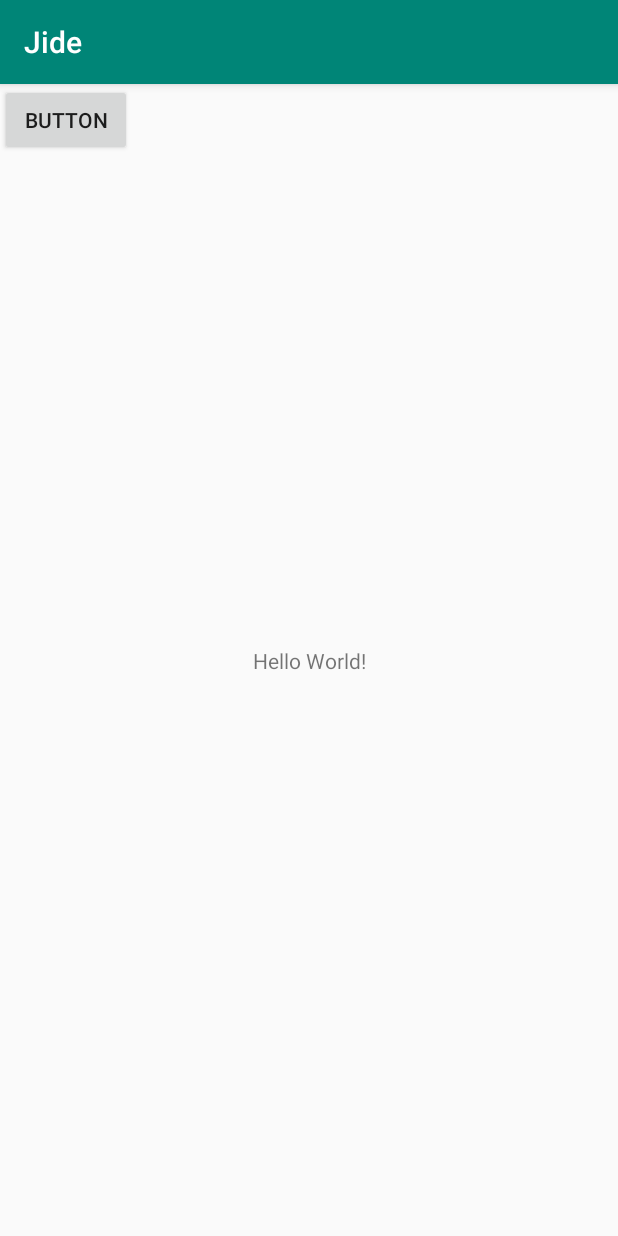
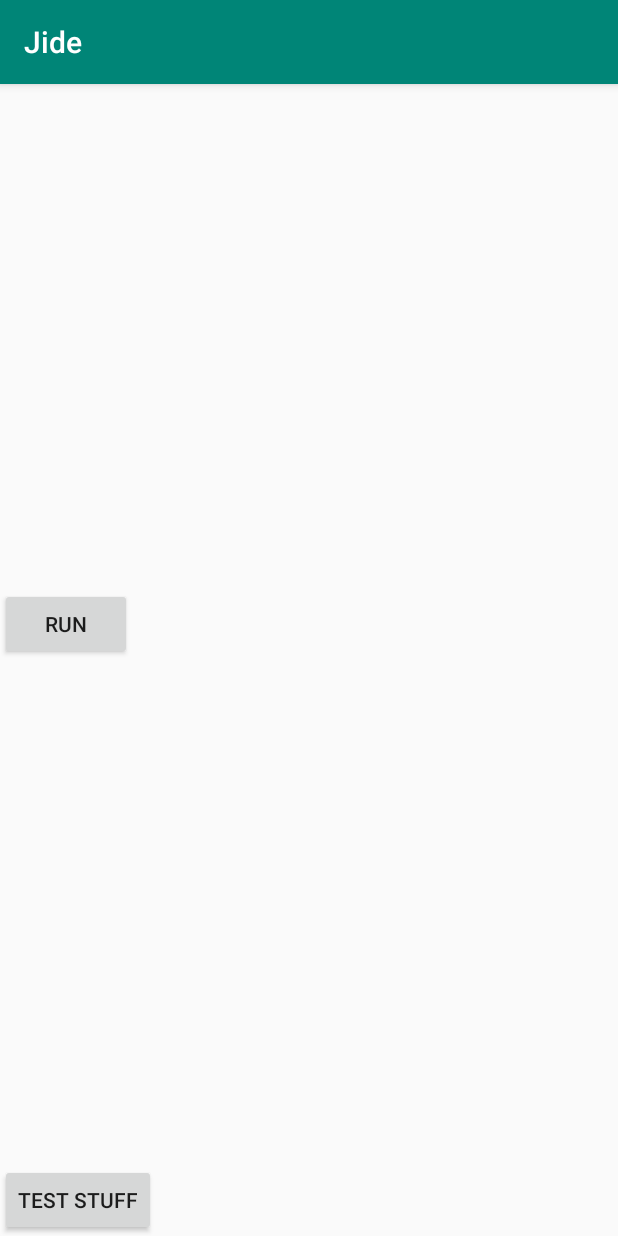
Before and after one commit to evanbattaglia/jide, an Android app: the screen it shows after launch (MainActivity), on a phone screen of 412 x 824 dp. Run offline under Robolectric (Android 15) with nearby library versions, the phone set to English and light mode, and no system bars; libraries missing offline, so code that uses them is left out: com.ichi2.anki.

```diff
--- a/app/build.gradle
+++ b/app/build.gradle
@@ -40,9 +40,14 @@ dependencies {
     // implementation "androidx.sqlite:sqlite-framework:$sqlite_version"
 
 
+    // TODO remove if not being used
     def preference_version = "1.1.1"
     // Java language implementation
     implementation "androidx.preference:preference:$preference_version"
     // Kotlin
     implementation "androidx.preference:preference-ktx:$preference_version"
+
+
+    implementation 'com.ichi2.anki:api:1.1.0alpha6'
+
 }
--- a/app/src/main/AndroidManifest.xml
+++ b/app/src/main/AndroidManifest.xml
@@ -3,8 +3,10 @@
     package="com.instructure.ebattaglia.jide">
 
     <uses-permission android:name="android.permission.SET_WALLPAPER" />
-    <uses-permission android:name="android.permission.WRITE_EXTERNAL_STORAGE" />
     <uses-permission android:name="android.permission.READ_EXTERNAL_STORAGE" />
+
+    <!-- not sure if this is needed or does anything... maybe if older version of android -->
+    <uses-permission android:name="com.ichi2.anki.permission.READ_WRITE_DATABASE" />
 
 
     <application
--- a/app/src/main/java/com/instructure/ebattaglia/jide/WallpaperSetter.kt
+++ b/app/src/main/java/com/instructure/ebattaglia/jide/WallpaperSetter.kt
@@ -10,12 +10,6 @@ import android.view.WindowManager
 
 object WallpaperSetter {
     val TAG = "WallpaperSetter"
-
-    val CONTENTS = arrayOf(
-        Pair("resist", " 抵 "),
-        Pair("retreat/but", " 却 "),
-        Pair("kang4ju4", "抗拒")
-    )
 
     private fun drawTextOnCanvas(canvas: Canvas, text: String, textColor: Int, gravity: Int, pctHeight: Float) {
         val paint = Paint(Paint.ANTI_ALIAS_FLAG)
--- a/app/src/main/res/layout/activity_main.xml
+++ b/app/src/main/res/layout/activity_main.xml
@@ -6,21 +6,21 @@
     android:layout_height="match_parent"
     tools:context=".MainActivity">
 
-    <TextView
-        android:layout_width="wrap_content"
-        android:layout_height="wrap_content"
-        android:text="Hello World!"
-        app:layout_constraintBottom_toBottomOf="parent"
-        app:layout_constraintLeft_toLeftOf="parent"
-        app:layout_constraintRight_toRightOf="parent"
-        app:layout_constraintTop_toTopOf="parent" />
-
     <Button
         android:id="@+id/button"
         android:layout_width="wrap_content"
         android:layout_height="wrap_content"
-        android:text="Button"
-        tools:layout_editor_absoluteX="161dp"
-        tools:layout_editor_absoluteY="408dp" />
+        android:text="Run"
+        app:layout_constraintBottom_toTopOf="@+id/testButton"
+        app:layout_constraintTop_toTopOf="parent"
+        tools:layout_editor_absoluteX="161dp" />
+
+    <Button
+        android:id="@+id/testButton"
+        android:layout_width="wrap_content"
+        android:layout_height="wrap_content"
+        android:text="Test Stuff"
+        app:layout_constraintBottom_toBottomOf="parent"
+        tools:layout_editor_absoluteX="168dp" />
 
 </androidx.constraintlayout.widget.ConstraintLayout>
```
Also changed, not shown: app/src/main/java/com/instructure/ebattaglia/jide/MainActivity.kt (+61 -2 lines).
